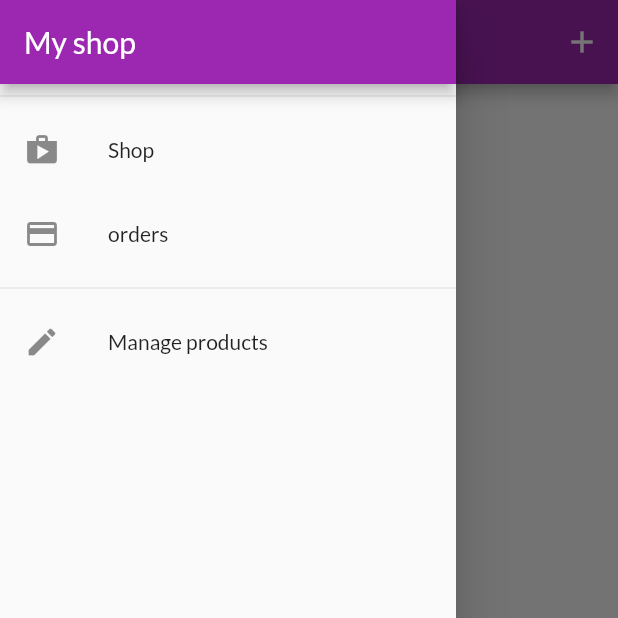
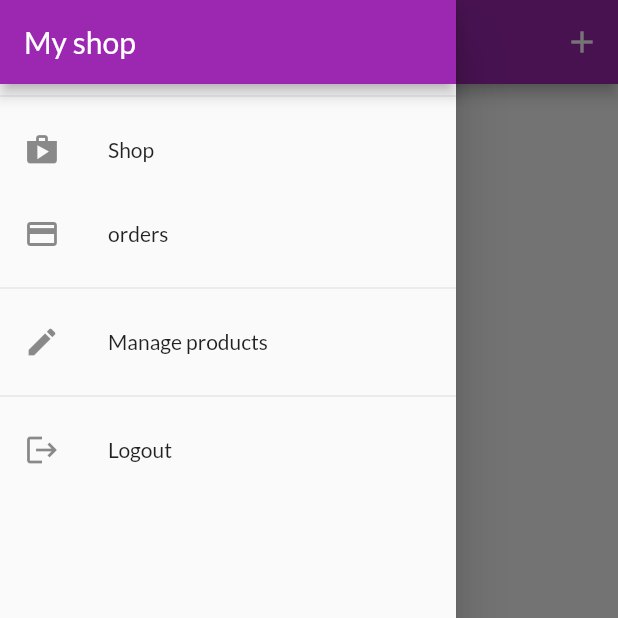
Before and after one commit to walid-yahia-mahammed/shop_app, a Flutter app: the UserProductsScreen screen opened by its route, with the side drawer open, on a phone screen of 412 x 824 dp, the top half of it. Run offline on Flutter 3.47's test engine with Material 2 defaults, Android fonts, the phone set to English and light mode, and no system bars; statements that could not run were skipped.

Commit message:
logout of app

```diff
--- a/lib/widgets/app_drawer.dart
+++ b/lib/widgets/app_drawer.dart
@@ -1,5 +1,7 @@
 //packages
 import 'package:flutter/material.dart';
+import 'package:provider/provider.dart';
+import 'package:shop_app/providers/auth.dart';
 
 //screens
 import '../screens/orders_screen.dart';
@@ -38,6 +40,14 @@ class AppDrawer extends StatelessWidget {
                 .pushReplacementNamed(UserProductsScreen.routeName);
           },
         ),
+        Divider(),
+        ListTile(
+          leading: Icon(Icons.logout),
+          title: Text('Logout'),
+          onTap: () {
+            Provider.of<Auth>(context, listen: false).logOut();
+          },
+        ),
       ]),
     );
   }
```
Also changed, not shown: lib/providers/auth.dart (+9 -1 lines).
